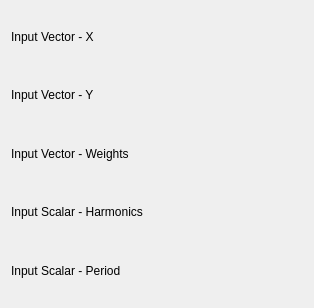
Old version of the form src/plugins/fits/sinusoid_weighted/fitsinusoid_weightedconfig.ui in the repository Kst-plot/kst.
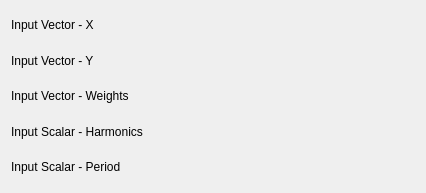
New version of the form. Custom widgets are drawn as their Qt base class.

Diff of the .ui file:
```diff
--- a/src/plugins/fits/sinusoid_weighted/fitsinusoid_weightedconfig.ui
+++ b/src/plugins/fits/sinusoid_weighted/fitsinusoid_weightedconfig.ui
@@ -5,13 +5,19 @@
    <rect>
     <x>0</x>
     <y>0</y>
-    <width>314</width>
-    <height>308</height>
+    <width>426</width>
+    <height>193</height>
    </rect>
   </property>
+  <property name="minimumSize" >
+   <size>
+    <width>400</width>
+    <height>0</height>
+   </size>
+  </property>
   <layout class="QVBoxLayout" name="verticalLayout" >
    <item>
-    <layout class="QHBoxLayout" name="horizontalLayout_2" >
+    <layout class="QHBoxLayout" name="horizontalLayout_5" >
      <item>
       <widget class="QLabel" name="label_4" >
        <property name="sizePolicy" >
@@ -28,6 +34,19 @@
        </property>
       </widget>
      </item>
+     <item>
+      <spacer name="horizontalSpacer" >
+       <property name="orientation" >
+        <enum>Qt::Horizontal</enum>
+       </property>
+       <property name="sizeHint" stdset="0" >
+        <size>
+         <width>40</width>
+         <height>20</height>
+        </size>
+       </property>
+      </spacer>
+     </item>
      <item>
       <widget class="Kst::VectorSelector" native="1" name="_vectorX" >
        <property name="sizePolicy" >
@@ -41,7 +60,7 @@
     </layout>
    </item>
    <item>
-    <layout class="QHBoxLayout" name="horizontalLayout" >
+    <layout class="QHBoxLayout" name="horizontalLayout_4" >
      <item>
       <widget class="QLabel" name="label_3" >
        <property name="sizePolicy" >
@@ -58,6 +77,19 @@
        </property>
       </widget>
      </item>
+     <item>
+      <spacer name="horizontalSpacer_2" >
+       <property name="orientation" >
+        <enum>Qt::Horizontal</enum>
+       </property>
+       <property name="sizeHint" stdset="0" >
+        <size>
+         <width>40</width>
+         <height>20</height>
+        </size>
+       </property>
+      </spacer>
+     </item>
      <item>
       <widget class="Kst::VectorSelector" native="1" name="_vectorY" >
        <property name="sizePolicy" >
@@ -71,7 +103,7 @@
     </layout>
    </item>
    <item>
-    <layout class="QHBoxLayout" name="horizontalLayout_4" >
+    <layout class="QHBoxLayout" name="horizontalLayout_3" >
      <item>
       <widget class="QLabel" name="label_5" >
        <property name="sizePolicy" >
@@ -88,6 +120,19 @@
        </property>
       </widget>
      </item>
+     <item>
+      <spacer name="horizontalSpacer_3" >
+       <property name="orientation" >
+        <enum>Qt::Horizontal</enum>
+       </property>
+       <property name="sizeHint" stdset="0" >
+        <size>
+         <width>40</width>
+         <height>20</height>
+        </size>
+       </property>
+      </spacer>
+     </item>
      <item>
       <widget class="Kst::VectorSelector" native="1" name="_vectorWeights" >
        <property name="sizePolicy" >
@@ -101,7 +146,7 @@
     </layout>
    </item>
    <item>
-    <layout class="QHBoxLayout" name="horizontalLayout_3" >
+    <layout class="QHBoxLayout" name="horizontalLayout_2" >
      <item>
       <widget class="QLabel" name="label_6" >
        <property name="sizePolicy" >
@@ -118,13 +163,26 @@
        </property>
       </widget>
      </item>
+     <item>
+      <spacer name="horizontalSpacer_4" >
+       <property name="orientation" >
+        <enum>Qt::Horizontal</enum>
+       </property>
+       <property name="sizeHint" stdset="0" >
+        <size>
+         <width>40</width>
+         <height>20</height>
+        </size>
+       </property>
+      </spacer>
+     </item>
      <item>
       <widget class="Kst::ScalarSelector" native="1" name="_scalarHarmonics" />
      </item>
     </layout>
    </item>
    <item>
-    <layout class="QHBoxLayout" name="horizontalLayout_5" >
+    <layout class="QHBoxLayout" name="horizontalLayout" >
      <item>
       <widget class="QLabel" name="label_7" >
        <property name="sizePolicy" >
@@ -141,6 +199,19 @@
        </property>
       </widget>
      </item>
+     <item>
+      <spacer name="horizontalSpacer_5" >
+       <property name="orientation" >
+        <enum>Qt::Horizontal</enum>
+       </property>
+       <property name="sizeHint" stdset="0" >
+        <size>
+         <width>40</width>
+         <height>20</height>
+        </size>
+       </property>
+      </spacer>
+     </item>
      <item>
       <widget class="Kst::ScalarSelector" native="1" name="_scalarPeriod" />
      </item>
```
